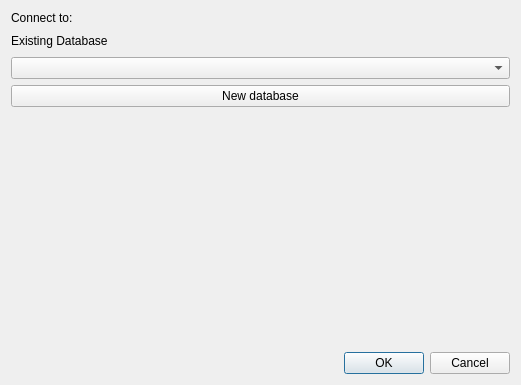
Above: citydb_loader_dialog_base.ui from tudelft3d/3DCityDB-Tools-for-QGIS before the change. Below: the same form after it.
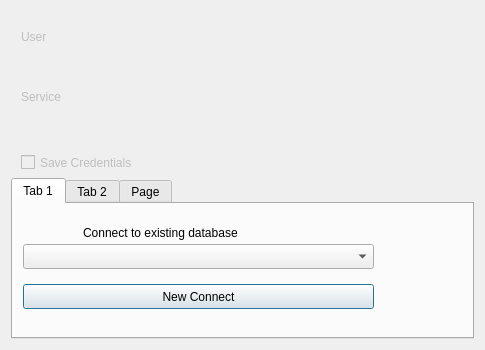
That is the form after the change.

```diff
--- a/citydb_loader_dialog_base.ui
+++ b/citydb_loader_dialog_base.ui
@@ -6,8 +6,8 @@
    <rect>
     <x>0</x>
     <y>0</y>
-    <width>521</width>
-    <height>385</height>
+    <width>485</width>
+    <height>350</height>
    </rect>
   </property>
   <property name="windowTitle">
@@ -20,81 +20,148 @@
    <bool>false</bool>
   </property>
   <layout class="QGridLayout" name="gridLayout_2">
-   <item row="0" column="0">
-    <widget class="QLabel" name="label_3">
-     <property name="text">
-      <string>Connect to:</string>
-     </property>
-    </widget>
-   </item>
    <item row="1" column="0">
-    <layout class="QGridLayout" name="gridLayout">
-     <item row="1" column="0">
-      <layout class="QVBoxLayout" name="verticalLayout_2">
-       <item>
-        <widget class="QPushButton" name="pushButton">
-         <property name="text">
-          <string>New database</string>
-         </property>
-        </widget>
-       </item>
-       <item>
-        <spacer name="verticalSpacer">
-         <property name="orientation">
-          <enum>Qt::Vertical</enum>
-         </property>
-         <property name="sizeHint" stdset="0">
-          <size>
-           <width>20</width>
-           <height>268</height>
-          </size>
-         </property>
-        </spacer>
-       </item>
-       <item>
-        <widget class="QDialogButtonBox" name="button_box">
-         <property name="orientation">
-          <enum>Qt::Horizontal</enum>
-         </property>
-         <property name="standardButtons">
-          <set>QDialogButtonBox::Cancel|QDialogButtonBox::Ok</set>
-         </property>
-        </widget>
-       </item>
-      </layout>
-     </item>
-     <item row="0" column="0">
-      <layout class="QVBoxLayout" name="verticalLayout">
-       <item>
-        <layout class="QHBoxLayout" name="horizontalLayout_2">
-         <item>
-          <widget class="QLabel" name="label">
-           <property name="text">
-            <string>Existing Database</string>
-           </property>
-          </widget>
-         </item>
-         <item>
-          <spacer name="horizontalSpacer">
-           <property name="orientation">
-            <enum>Qt::Horizontal</enum>
-           </property>
-           <property name="sizeHint" stdset="0">
-            <size>
-             <width>398</width>
-             <height>20</height>
-            </size>
-           </property>
-          </spacer>
-         </item>
-        </layout>
-       </item>
-       <item>
-        <widget class="QComboBox" name="comboBox"/>
-       </item>
-      </layout>
-     </item>
-    </layout>
+    <widget class="QTabWidget" name="tabWidget">
+     <property name="sizePolicy">
+      <sizepolicy hsizetype="Ignored" vsizetype="Ignored">
+       <horstretch>0</horstretch>
+       <verstretch>0</verstretch>
+      </sizepolicy>
+     </property>
+     <property name="currentIndex">
+      <number>0</number>
+     </property>
+     <widget class="QWidget" name="tab">
+      <attribute name="title">
+       <string>Tab 1</string>
+      </attribute>
+      <widget class="QLabel" name="label">
+       <property name="geometry">
+        <rect>
+         <x>70</x>
+         <y>20</y>
+         <width>211</width>
+         <height>17</height>
+        </rect>
+       </property>
+       <property name="text">
+        <string>Connect to existing database</string>
+       </property>
+      </widget>
+      <widget class="QComboBox" name="comboBox">
+       <property name="geometry">
+        <rect>
+         <x>10</x>
+         <y>40</y>
+         <width>351</width>
+         <height>25</height>
+        </rect>
+       </property>
+       <property name="toolTip">
+        <string>uylilu</string>
+       </property>
+       <property name="accessibleName">
+        <string/>
+       </property>
+       <property name="autoFillBackground">
+        <bool>false</bool>
+       </property>
+       <property name="editable">
+        <bool>false</bool>
+       </property>
+       <property name="currentText">
+        <string/>
+       </property>
+       <property name="frame">
+        <bool>true</bool>
+       </property>
+      </widget>
+      <widget class="QPushButton" name="pushButton">
+       <property name="enabled">
+        <bool>true</bool>
+       </property>
+       <property name="geometry">
+        <rect>
+         <x>10</x>
+         <y>80</y>
+         <width>351</width>
+         <height>25</height>
+        </rect>
+       </property>
+       <property name="text">
+        <string>New Connect</string>
+       </property>
+       <property name="checkable">
+        <bool>false</bool>
+       </property>
+       <property name="checked">
+        <bool>false</bool>
+       </property>
+      </widget>
+     </widget>
+     <widget class="QWidget" name="tab_2">
+      <attribute name="title">
+       <string>Tab 2</string>
+      </attribute>
+     </widget>
+     <widget class="QWidget" name="tab_3">
+      <attribute name="title">
+       <string>Page</string>
+      </attribute>
+     </widget>
+    </widget>
+   </item>
+   <item row="0" column="0">
+    <widget class="QWidget" name="widget" native="true">
+     <property name="enabled">
+      <bool>false</bool>
+     </property>
+     <widget class="QLabel" name="label_2">
+      <property name="enabled">
+       <bool>false</bool>
+      </property>
+      <property name="geometry">
+       <rect>
+        <x>10</x>
+        <y>10</y>
+        <width>41</width>
+        <height>31</height>
+       </rect>
+      </property>
+      <property name="text">
+       <string>User</string>
+      </property>
+     </widget>
+     <widget class="QLabel" name="label_3">
+      <property name="enabled">
+       <bool>false</bool>
+      </property>
+      <property name="geometry">
+       <rect>
+        <x>10</x>
+        <y>70</y>
+        <width>51</width>
+        <height>31</height>
+       </rect>
+      </property>
+      <property name="text">
+       <string>Service</string>
+      </property>
+     </widget>
+     <widget class="QCheckBox" name="checkBox">
+      <property name="geometry">
+       <rect>
+        <x>10</x>
+        <y>140</y>
+        <width>141</width>
+        <height>23</height>
+       </rect>
+      </property>
+      <property name="text">
+       <string>Save Credentials</string>
+      </property>
+     </widget>
+    </widget>
    </item>
   </layout>
  </widget>
```
Left out of the diff: 32 changed lines with no effect on the pictures.
